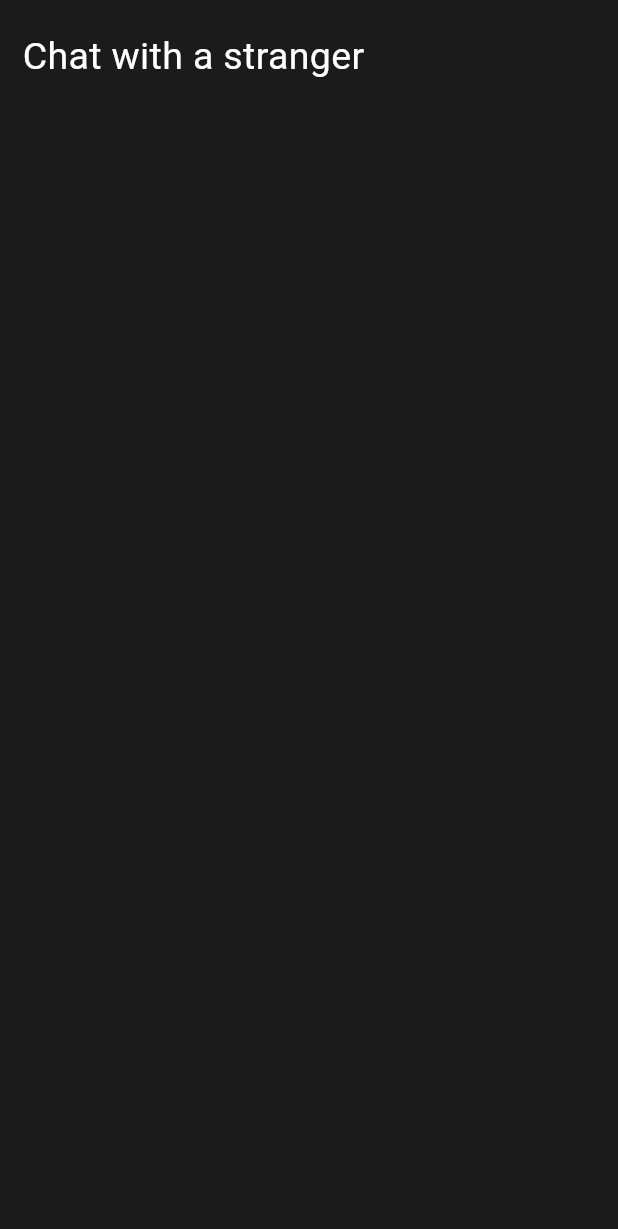
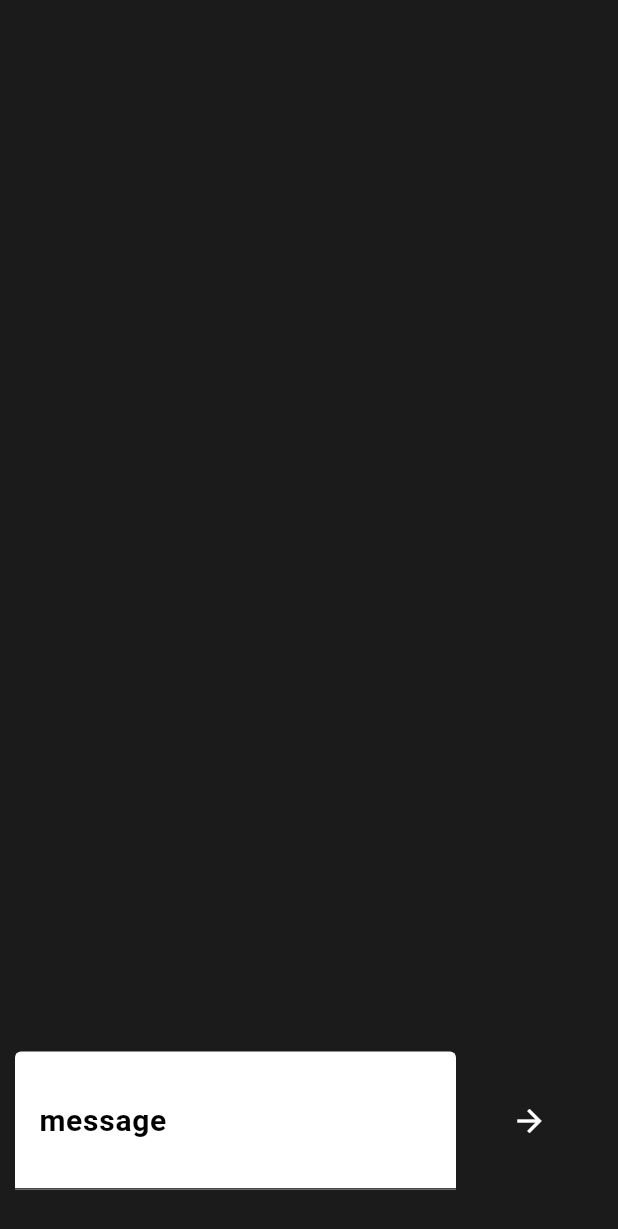
Before and after one commit to DonErnest/chat_demo, a Flutter app: the screen it shows after launch, on a phone screen of 412 x 824 dp. Shown: the top 1229 px of the screen. Run offline on Flutter 3.47's test engine with Material 3 defaults, Android fonts, the phone set to English and light mode, and no system bars; network calls fail.

```diff
--- /dev/null
+++ b/lib/api.dart
@@ -0,0 +1 @@
+const String url = "http://146.185.154.90:8000/messages";
--- a/lib/messenger.dart
+++ b/lib/messenger.dart
@@ -1,3 +1,4 @@
+import 'dart:async';
 import 'dart:convert';
 
 import 'package:flutter/material.dart';
@@ -5,6 +6,7 @@ import 'package:chat_demo/enums.dart';
 import 'package:chat_demo/screens/messages_screen.dart';
 import 'package:http/http.dart';
 
+import 'api.dart';
 import 'models/message.dart';
 
 class MessengerPrototype extends StatefulWidget {
@@ -20,13 +22,16 @@ class _MessengerPrototypeState extends State<MessengerPrototype> {
 
   List<Message> messages = [];
   DateTime? lastMessageDateTime;
-  bool? isFetching;
-  final String url = "http://146.185.154.90:8000/messages";
+  bool needsScroll = false;
+
+  Timer? _timer;
 
   Future<dynamic> fetchMessages() async {
     final uri = lastMessageDateTime != null
-        ? Uri.parse('${url}?datetime=${lastMessageDateTime!.toIso8601String()}')
+        ? Uri.parse(
+            '${url}?datetime=${lastMessageDateTime!.toUtc().toIso8601String()}')
         : Uri.parse(url);
+
     try {
       final response = await get(uri);
       if (response.statusCode == 200) {
@@ -41,28 +46,40 @@ class _MessengerPrototypeState extends State<MessengerPrototype> {
   Future<void> getMessages() async {
     final rawData = await fetchMessages();
     if (rawData.length != 0) {
-      var newMessages = List<Message>.from(rawData.map((json) => Message.fromJson(json)).toList());
-      messages = messages + newMessages;
+      setState(() {
+        var newMessages = List<Message>.from(
+            rawData.map((json) => Message.fromJson(json)).toList());
+        if (newMessages.isNotEmpty) {
+          lastMessageDateTime = newMessages.last.datetime;
+          needsScroll = true;
+        }
+        messages = messages + newMessages;
+      });
+    }
+    ;
+  }
 
-      if (messages.length > 0) {
-        setLastDateTime(messages.last.datetime);
-      }
-    } else {}
-    ;
-    dataFetched();
+  void startFetching() async {
+    _timer = Timer.periodic(const Duration(seconds: 5), (Timer timer) async {
+      await getMessages();
+      print(
+          "messages fetched, ${messages.length}, last: ${messages.last.datetime}");
+    });
   }
 
   @override
   void initState() {
     super.initState();
-    getMessages();
+    startFetching();
   }
 
-  void dataFetched() {
-    setState(() {
-      isFetching = false;
-    });
+  @override
+  void dispose() {
+    _timer?.cancel(); // Cancel the timer when the widget is disposed
+    super.dispose();
   }
+
+  void dataFetched() {}
 
   void setLastDateTime(DateTime datetime) {
     setState(() {
@@ -79,17 +96,12 @@ class _MessengerPrototypeState extends State<MessengerPrototype> {
   @override
   Widget build(BuildContext context) {
     Widget screen = ContactMessagesScreen(
-        username: username,
-        messages: messages,
-        updateMsgs: updateMessages,
-        dataFetched: dataFetched,
-        setLastDateTime: setLastDateTime);
+      username: username,
+    );
 
     return MaterialApp(
       home: Scaffold(
-        body: isFetching != null && isFetching!
-            ? Center(child: CircularProgressIndicator())
-            : screen,
+        body: screen,
       ),
     );
   }
--- a/lib/screens/messages_screen.dart
+++ b/lib/screens/messages_screen.dart
@@ -1,77 +1,165 @@
+import 'dart:async';
 import 'dart:convert';
 
+import 'package:chat_demo/api.dart';
 import 'package:chat_demo/models/message.dart';
 import 'package:flutter/material.dart';
 import 'package:chat_demo/widgets/canvas.dart';
 import 'package:chat_demo/widgets/message_row.dart';
+import 'package:http/http.dart';
 
-class ContactMessagesScreen extends StatelessWidget {
+class ContactMessagesScreen extends StatefulWidget {
   final String username;
-  final List<Message> messages;
-  final DateTime? lastMessageDateTime;
-  final void Function(List<Message>) updateMsgs;
-  final void Function() dataFetched;
-  final void Function(DateTime datetime) setLastDateTime;
 
   const ContactMessagesScreen(
       {super.key,
-      required this.username,
-      this.lastMessageDateTime,
-      required this.dataFetched,
-      required this.setLastDateTime,
-      required this.updateMsgs,
-      required this.messages});
+      required this.username,});
 
-  final String url = "http://146.185.154.90:8000/messages";
+  @override
+  State<ContactMessagesScreen> createState() => _ContactMessagesScreenState();
+}
+
+class _ContactMessagesScreenState extends State<ContactMessagesScreen> {
+  late final ScrollController _scrollController;
+  late final TextEditingController _messageTextController;
+  List<Message> messages = [];
+  DateTime? lastMessageDateTime;
+  bool needsScroll = false;
+
+  Timer? _timer;
+
+  Future<dynamic> fetchMessages() async {
+    final uri = lastMessageDateTime != null
+        ? Uri.parse('${url}?datetime=${lastMessageDateTime!.toUtc().toIso8601String()}')
+        : Uri.parse(url);
+
+    try {
+      final response = await get(uri);
+      if (response.statusCode == 200) {
+        final List<dynamic> jsonData = jsonDecode(response.body);
+        return jsonData;
+      }
+    } catch (error) {
+      return [];
+    }
+  }
+
+  Future<void> getMessages() async {
+    final rawData = await fetchMessages();
+    if (rawData.length != 0) {
+      setState(() {
+        var newMessages = List<Message>.from(
+            rawData.map((json) => Message.fromJson(json)).toList());
+        if (newMessages.isNotEmpty) {
+          lastMessageDateTime = newMessages.last.datetime;
+          needsScroll = true;
+        }
+        messages = messages + newMessages;
+        if (needsScroll) {
+          WidgetsBinding.instance.addPostFrameCallback((_) => _scrollToEnd());
+          needsScroll = false;
+        }
+      });
+    }
+    ;
+  }
+
+  void startFetching() async {
+    _timer = Timer.periodic(const Duration(seconds: 5), (Timer timer) async {
+      await getMessages();
+      print("messages fetched, ${messages.length}, last: ${messages.last.datetime}");
+    });
+  }
+
+  @override
+  void dispose() {
+    _timer?.cancel(); // Cancel the timer when the widget is disposed
+    super.dispose();
+  }
+
+  @override
+  void initState() {
+    _scrollController = ScrollController();
+    _messageTextController = TextEditingController();
+    super.initState();
+    startFetching();
+  }
+
+  Future<void> sentMessage() async {
+    await post(Uri.parse(url), body: {
+      "message": _messageTextController.text,
+      "author": widget.username
+    });
+    _messageTextController.text = "";
+  }
+
+  Future<void> _scrollToEnd() async {
+    if(_scrollController.hasClients) {
+      await _scrollController.animateTo(
+          _scrollController.position.maxScrollExtent,
+          duration: const Duration(milliseconds: 300),
+          curve: Curves.easeInOut
+      );
+    }
+  }
 
   @override
   Widget build(BuildContext context) {
-    List<Widget> message_rows = [];
-
-    for (var message in messages) {
-      message_rows.add(
-        MessageRow(
-          author: message.author,
-          text: message.message,
-          sent: message.sentDisplay,
-          byAuthor: message.author == username ? true : false,
-        ),
-      );
-    }
-
     return MessengerCanvas(
-        widget: Column(
-      children: [
-        Expanded(
-          flex: 6,
-          child: SingleChildScrollView(
-            child: Column(
+      widget: Column(
+        children: [
+          Expanded(
+            flex: 5,
+            child: ListView.builder(
+              controller: _scrollController,
+              itemCount: messages.length,
+              itemBuilder: (ctx, idx) => MessageRow(
+                author: messages[idx].author,
+                text: messages[idx].message,
+                sent: messages[idx].sentDisplay,
+                byAuthor: messages[idx].author == widget.username
+                    ? true
+                    : false,
+              ),
+            ),
+          ),
+          Expanded(
+            child: Row(
               children: [
-                const Padding(
-                  padding: EdgeInsets.symmetric(vertical: 10, horizontal: 5),
-                  child: Row(
-                    mainAxisAlignment: MainAxisAlignment.start,
-                    children: [
-                      Text(
-                        "Chat with a stranger",
-                        style: TextStyle(fontSize: 25, color: Colors.white),
+                Expanded(
+                  flex: 3,
+                  child: TextField(
+                    controller: _messageTextController,
+                    maxLines: 2,
+                    style: TextStyle(color: Colors.black, fontSize: 20),
+                    decoration: const InputDecoration(
+                      label: Text(
+                        "message",
+                        style: TextStyle(
+                          color: Colors.black,
+                          fontSize: 20,
+                          fontWeight: FontWeight.bold,
+                        ),
                       ),
-                    ],
+                      filled: true,
+                      fillColor: Colors.white,
+                      focusColor: Colors.white,
+                    ),
                   ),
                 ),
-                ...message_rows,
+                Expanded(
+                  flex: 1,
+                  child: IconButton(
+                    onPressed: sentMessage,
+                    icon: Icon(Icons.arrow_forward),
+                    color: Colors.white,
+                  ),
+                )
               ],
             ),
-          ),
-        ),
-        // Expanded(
-        //   child: TextField(
-        //     decoration: InputDecoration(
-        //         filled: true, fillColor: Color.fromRGBO(128, 128, 128, 1)),
-        //   ),
-        //   flex: 1,
-        // )
-      ],
-    ));
+          )
+        ],
+      ),
+    );
   }
 }
```
